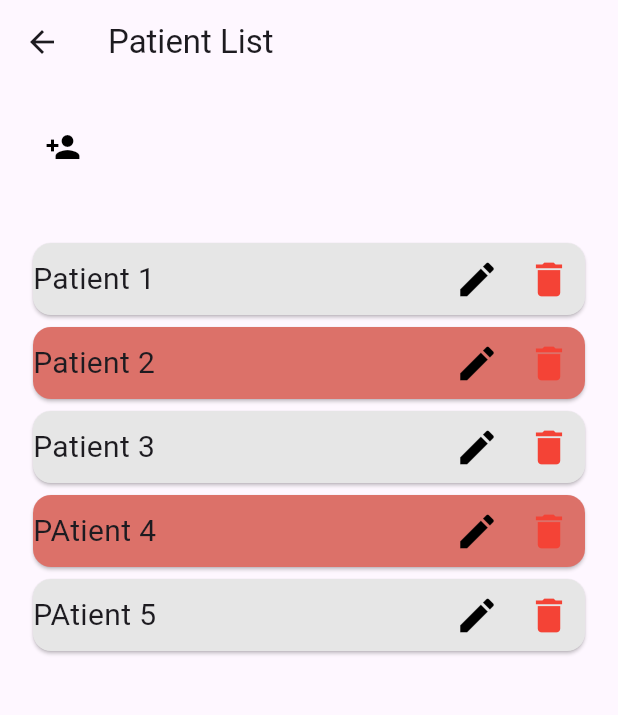
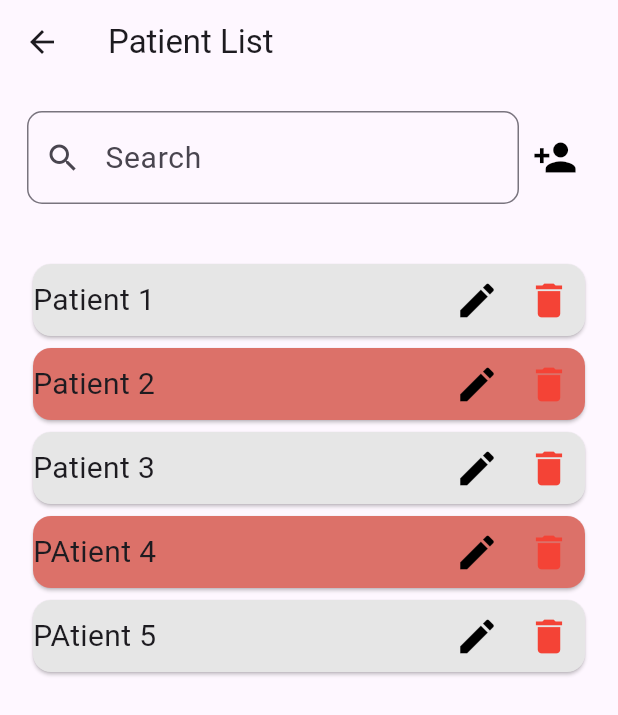
Before and after one commit to ywu256/MAPD722_Project, a Flutter app: the PatientListPage screen opened directly, on a phone screen of 412 x 824 dp. Shown: the top 715 px of the screen. Run offline on Flutter 3.47's test engine with Material 3 defaults, Android fonts, the phone set to English and light mode, and no system bars.

Commit message:
Added searchbar

```diff
--- a/lib/PatientListScreen.dart
+++ b/lib/PatientListScreen.dart
@@ -8,6 +8,8 @@ class PatientListPage extends StatefulWidget {
 }
 
   class _PatientListState extends State<PatientListPage> {
+
+    final TextEditingController searchController = TextEditingController();
 
   // Listing some data
   List<Map<String, dynamic>> patients = [
@@ -49,13 +51,17 @@ class PatientListPage extends StatefulWidget {
           child:
           Row(
             children: [
-            // TextField(
-            //   decoration: InputDecoration(
-            //     hintText: 'Search',
-            //     prefixIcon: Icon(Icons.search),
-            //     border: OutlineInputBorder(borderRadius: BorderRadius.circular(10))),
-            // ),
-            IconButton(onPressed: ()=> _addPatient(), icon: Icon(Icons.person_add, color: Colors.black))
+              Expanded(
+                child:
+            TextField(
+              controller: searchController,
+              decoration: InputDecoration(
+                hintText: 'Search', hintStyle: TextStyle(fontSize: 20),
+                prefixIcon: Icon(Icons.search),
+                border: OutlineInputBorder(borderRadius: BorderRadius.circular(10))),
+            ),
+              ),
+            IconButton(onPressed: ()=> _addPatient(), icon: Icon(Icons.person_add, color: Colors.black), iconSize: 30,),
             ],
         ),),
             Expanded(
```
